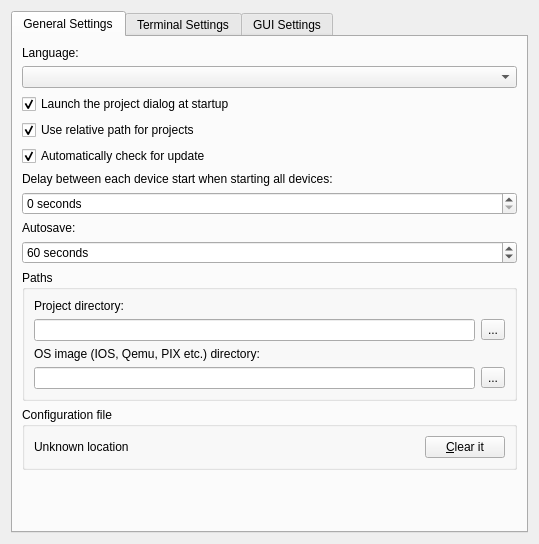
The window that src/GNS3/Ui/ConfigurationPages/Form_PreferencesGeneral.ui (GNS3/gns3-legacy) describes before a commit, drawn with Qt 5.
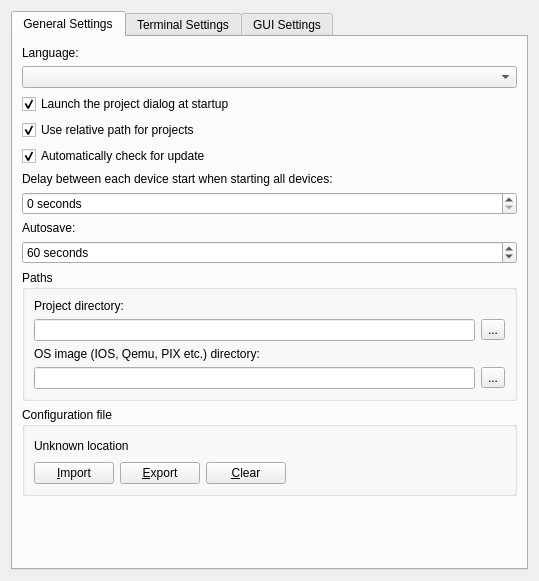
The same window after the commit.

Commit message: Added time reference for debug message + IOS config message Import & export for GNS3 configuration file Fixed minor issue with path normalization on Windows

```diff
--- a/src/GNS3/Ui/ConfigurationPages/Form_PreferencesGeneral.ui
+++ b/src/GNS3/Ui/ConfigurationPages/Form_PreferencesGeneral.ui
@@ -7,14 +7,14 @@
     <x>0</x>
     <y>0</y>
     <width>539</width>
-    <height>544</height>
+    <height>581</height>
    </rect>
   </property>
   <property name="windowTitle">
    <string>Form</string>
   </property>
-  <layout class="QVBoxLayout">
-   <item>
+  <layout class="QGridLayout" name="gridLayout_5">
+   <item row="0" column="0">
     <widget class="QTabWidget" name="tabWidget">
      <property name="currentIndex">
       <number>0</number>
@@ -23,7 +23,7 @@
       <attribute name="title">
        <string>General Settings</string>
       </attribute>
-      <layout class="QGridLayout" name="gridLayout_2">
+      <layout class="QGridLayout" name="gridLayout_3">
        <item row="0" column="0">
         <widget class="QLabel" name="label">
          <property name="enabled">
@@ -158,15 +158,15 @@
          <property name="title">
           <string>Configuration file</string>
          </property>
-         <layout class="QHBoxLayout">
-          <item>
+         <layout class="QGridLayout" name="gridLayout_2">
+          <item row="0" column="0" colspan="2">
            <widget class="QLabel" name="labelConfigurationPath">
             <property name="text">
              <string>Unknown location</string>
             </property>
            </widget>
           </item>
-          <item>
+          <item row="0" column="2" colspan="3">
            <spacer>
             <property name="orientation">
              <enum>Qt::Horizontal</enum>
@@ -179,13 +179,40 @@
             </property>
            </spacer>
           </item>
-          <item>
+          <item row="1" column="0">
+           <widget class="QPushButton" name="pushButton_ImportConfiguration">
+            <property name="text">
+             <string>&amp;Import</string>
+            </property>
+           </widget>
+          </item>
+          <item row="1" column="1" colspan="2">
+           <widget class="QPushButton" name="pushButton_ExportConfiguration">
+            <property name="text">
+             <string>&amp;Export</string>
+            </property>
+           </widget>
+          </item>
+          <item row="1" column="3">
            <widget class="QPushButton" name="pushButton_ClearConfiguration">
             <property name="text">
-             <string>&amp;Clear it</string>
+             <string>&amp;Clear</string>
             </property>
            </widget>
           </item>
+          <item row="1" column="4">
+           <spacer name="horizontalSpacer">
+            <property name="orientation">
+             <enum>Qt::Horizontal</enum>
+            </property>
+            <property name="sizeHint" stdset="0">
+             <size>
+              <width>186</width>
+              <height>20</height>
+             </size>
+            </property>
+           </spacer>
+          </item>
          </layout>
         </widget>
        </item>
```
Left out of the diff: 22 changed lines with no effect on the pictures. The commit also changes 12 other files.
